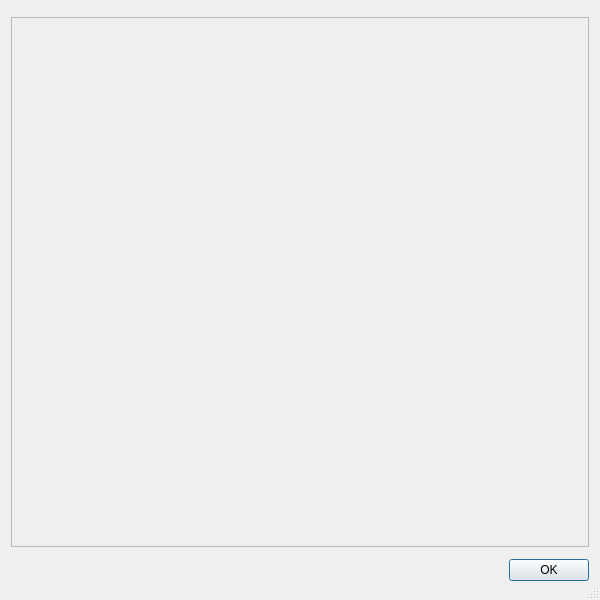
Qt form messenger.ui (mikecv/picCoder) before a commit.
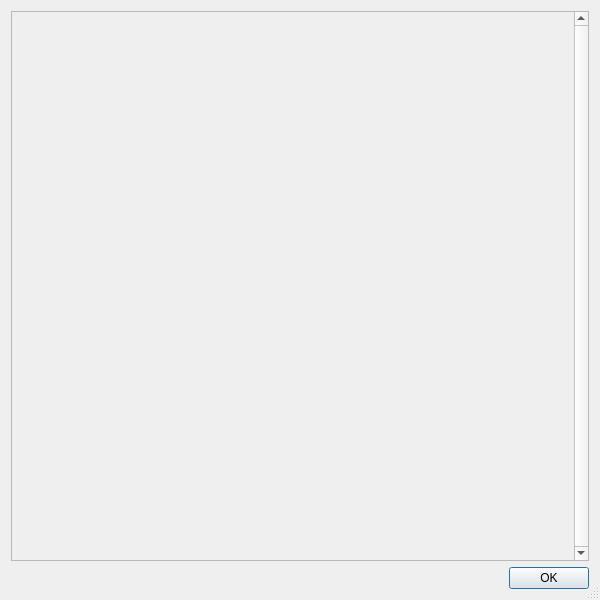
The same form after that commit.

What changed in the file:
```diff
--- a/messenger.ui
+++ b/messenger.ui
@@ -40,19 +40,19 @@
     </widget>
    </item>
    <item row="0" column="0">
-    <widget class="QScrollArea" name="messageScrollArea">
-     <property name="sizePolicy">
-      <sizepolicy hsizetype="Fixed" vsizetype="Expanding">
-       <horstretch>0</horstretch>
-       <verstretch>0</verstretch>
-      </sizepolicy>
-     </property>
+    <widget class="QScrollArea" name="scrollArea">
      <property name="maximumSize">
       <size>
-       <width>585</width>
-       <height>530</height>
+       <width>16777215</width>
+       <height>16777215</height>
       </size>
      </property>
+     <property name="verticalScrollBarPolicy">
+      <enum>Qt::ScrollBarAlwaysOn</enum>
+     </property>
+     <property name="horizontalScrollBarPolicy">
+      <enum>Qt::ScrollBarAlwaysOff</enum>
+     </property>
      <property name="widgetResizable">
       <bool>true</bool>
      </property>
@@ -61,25 +61,34 @@
        <rect>
         <x>0</x>
         <y>0</y>
-        <width>580</width>
-        <height>528</height>
+        <width>567</width>
+        <height>546</height>
        </rect>
       </property>
+      <property name="sizePolicy">
+       <sizepolicy hsizetype="Preferred" vsizetype="Expanding">
+        <horstretch>0</horstretch>
+        <verstretch>0</verstretch>
+       </sizepolicy>
+      </property>
+      <property name="maximumSize">
+       <size>
+        <width>16777215</width>
+        <height>16777215</height>
+       </size>
+      </property>
       <widget class="QWidget" name="verticalLayoutWidget">
        <property name="geometry">
         <rect>
-         <x>5</x>
-         <y>0</y>
-         <width>571</width>
-         <height>521</height>
+         <x>9</x>
+         <y>9</y>
+         <width>541</width>
+         <height>531</height>
         </rect>
        </property>
        <layout class="QVBoxLayout" name="verticalLayout">
-        <property name="spacing">
-         <number>1</number>
-        </property>
         <property name="sizeConstraint">
-         <enum>QLayout::SetDefaultConstraint</enum>
+         <enum>QLayout::SetMinAndMaxSize</enum>
         </property>
         <property name="leftMargin">
          <number>5</number>
```
